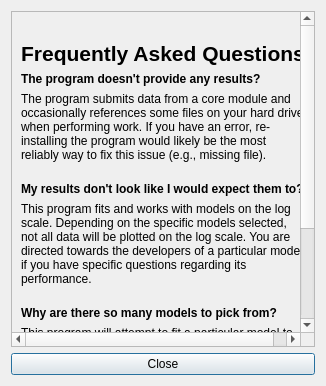
Qt form Dialogs/aboutdialog.ui (miyamot0/DemandCalculatorQT) before a commit.
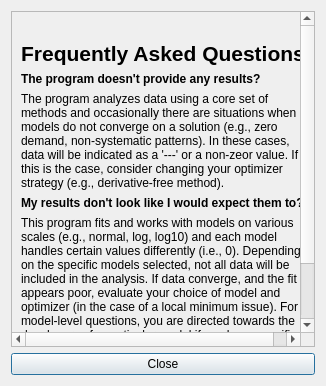
The same form after that commit. Icons and pictures are not drawn.

Commit message: Adjust help/contact panel, it sounded like DMS language

Patch:
```diff
--- a/Dialogs/aboutdialog.ui
+++ b/Dialogs/aboutdialog.ui
@@ -31,7 +31,7 @@
         <x>0</x>
         <y>0</y>
         <width>369</width>
-        <height>582</height>
+        <height>584</height>
        </rect>
       </property>
       <property name="sizePolicy">
@@ -114,7 +114,7 @@
        <item>
         <widget class="QLabel" name="label_2">
          <property name="text">
-          <string>&lt;html&gt;&lt;head/&gt;&lt;body&gt;&lt;p&gt;The program submits data from a core module and occasionally references some files on your hard drive when performing work. If you have an error, re-installing the program would likely be the most reliably way to fix this issue (e.g., missing file).&lt;br/&gt;&lt;/p&gt;&lt;/body&gt;&lt;/html&gt;</string>
+          <string>&lt;html&gt;&lt;head/&gt;&lt;body&gt;&lt;p&gt;The program analyzes data using a core set of methods and occasionally there are situations when models do not converge on a solution (e.g., zero demand, non-systematic patterns). In these cases, data will be indicated as a '---' or a non-zeor value. If this is the case, consider changing your optimizer strategy (e.g., derivative-free method).&lt;/p&gt;&lt;/body&gt;&lt;/html&gt;</string>
          </property>
          <property name="wordWrap">
           <bool>true</bool>
@@ -134,27 +134,7 @@
        <item>
         <widget class="QLabel" name="label_7">
          <property name="text">
-          <string>&lt;html&gt;&lt;head/&gt;&lt;body&gt;&lt;p&gt;This program fits and works with models on the log scale. Depending on the specific models selected, not all data will be plotted on the log scale. You are directed towards the developers of a particular model if you have specific questions regarding its performance.&lt;br/&gt;&lt;/p&gt;&lt;/body&gt;&lt;/html&gt;</string>
-         </property>
-         <property name="wordWrap">
-          <bool>true</bool>
-         </property>
-        </widget>
-       </item>
-       <item>
-        <widget class="QLabel" name="label_8">
-         <property name="text">
-          <string>&lt;html&gt;&lt;head/&gt;&lt;body&gt;&lt;p&gt;&lt;span style=&quot; font-weight:600;&quot;&gt;Why are there so many models to pick from?&lt;/span&gt;&lt;/p&gt;&lt;/body&gt;&lt;/html&gt;</string>
-         </property>
-         <property name="wordWrap">
-          <bool>true</bool>
-         </property>
-        </widget>
-       </item>
-       <item>
-        <widget class="QLabel" name="label_9">
-         <property name="text">
-          <string>&lt;html&gt;&lt;head/&gt;&lt;body&gt;&lt;p&gt;This program will attempt to fit a particular model to the data. This is done so purely at your discretion, we make not guarantee of fitness or suitability for any of the models used in this program. It is recommended that you fit multiple models before settling on any particular model for your data.&lt;br/&gt;&lt;/p&gt;&lt;/body&gt;&lt;/html&gt;</string>
+          <string>&lt;html&gt;&lt;head/&gt;&lt;body&gt;&lt;p&gt;This program fits and works with models on various scales (e.g., normal, log, log10) and each model handles certain values differently (i.e., 0). Depending on the specific models selected, not all data will be included in the analysis. If data converge, and the fit appears poor, evaluate your choice of model and optimizer (in the case of a local minimum issue). For model-level questions, you are directed towards the developers of a particular model if you have specific questions regarding its performance.&lt;/p&gt;&lt;/body&gt;&lt;/html&gt;</string>
          </property>
          <property name="wordWrap">
           <bool>true</bool>
```
Left out of the diff: 4 changed lines with no effect on the pictures.
